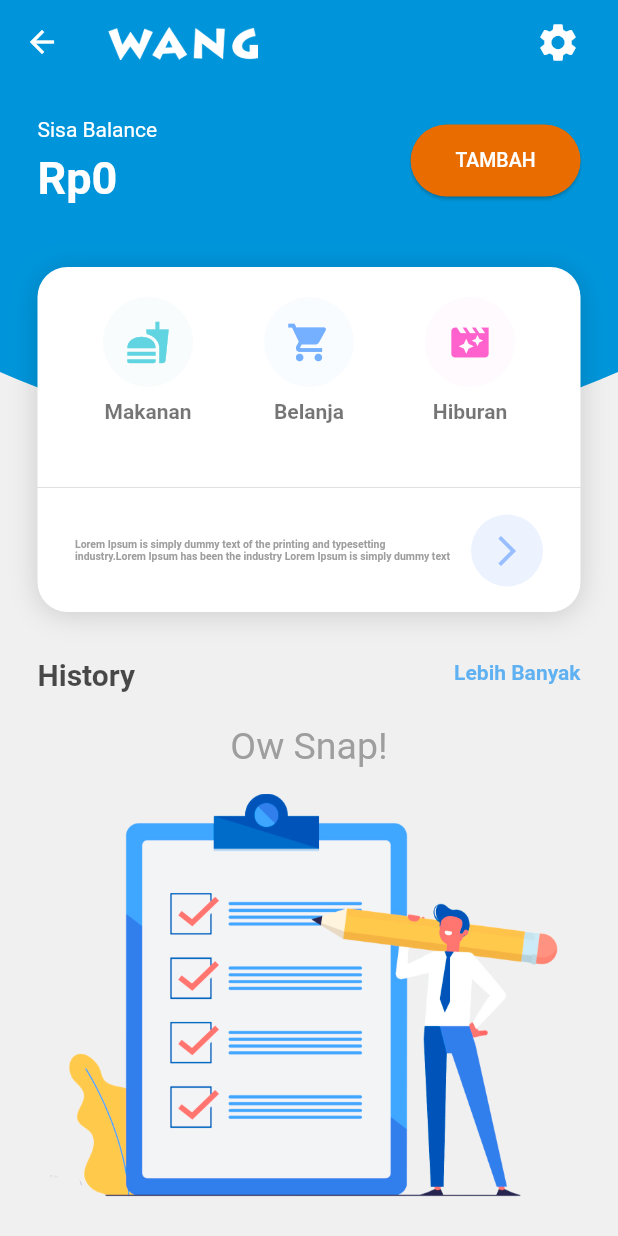
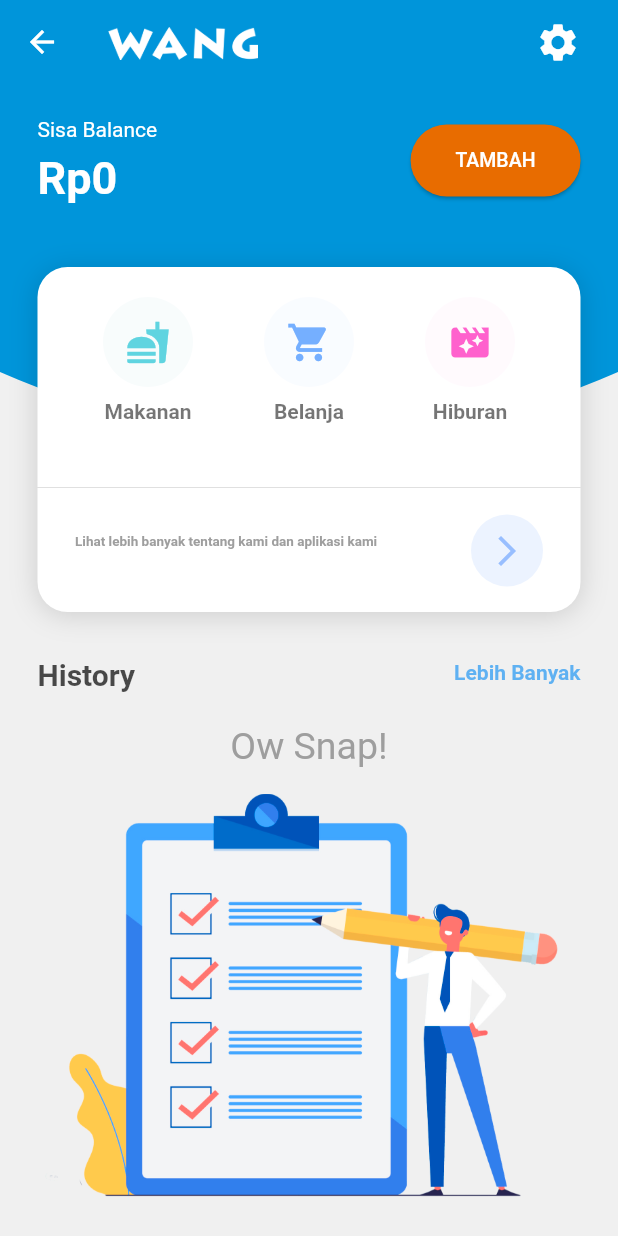
Before and after one commit to nadiacarrisa/CekWallet, a Flutter app: the MainMenu screen opened by its route, on a phone screen of 412 x 824 dp. Run offline on Flutter 3.47's test engine with Material 2 defaults, Android fonts, the phone set to English and light mode, and no system bars; our stand-ins replace bubble_tab_indicator, flutter_masked_text, flutter_money_formatter, sqflite; missing offline and left inert: moneytextformfield; accounts and stored records are empty.

Commit message:
adding button in bottom category

```diff
--- a/lib/MainMenu.dart
+++ b/lib/MainMenu.dart
@@ -453,11 +453,11 @@ class MainMenuState extends State<MainMenu> {
                             children: <Widget>[
                               Expanded(
                                 child: Text(
-                                  'Lorem Ipsum is simply dummy text of the printing and typesetting industry.'
-                                  'Lorem Ipsum has been the industry Lorem Ipsum is simply dummy text',
+                                  'Lihat lebih banyak tentang kami dan aplikasi kami\n',
                                   textAlign: TextAlign.left,
                                   textScaleFactor: 0.5,
                                   style: TextStyle(
+                                    fontSize: 18,
                                     color: Colors.grey,
                                     fontWeight: FontWeight.bold,
                                   ),
@@ -466,12 +466,14 @@ class MainMenuState extends State<MainMenu> {
                               Padding(
                                 padding: EdgeInsets.only(left: 12.0),
                                 child: Material(
-                                  borderRadius: BorderRadius.circular(100.0),
+                                  borderRadius: BorderRadius.circular(150.0),
                                   color: Colors.blueAccent.withOpacity(0.1),
                                   child: IconButton(
                                     icon: Icon(Icons.arrow_forward_ios),
                                     color: Colors.blueAccent.withOpacity(0.5),
-                                    onPressed: () {},
+                                    onPressed: () {
+                                      Navigator.pushNamed(context, '/tentang');
+                                    },
                                   ),
                                 ),
                               ),
```
